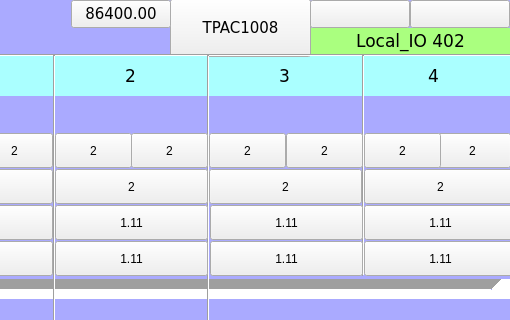
Before: the Qt Designer form TPAC1008_02/Local_IO_HMI/page402.ui in MECTsrl/mect_apps, drawn with Qt 5; both pictures show x 290 to 800 and y 0 to 320 of the 800 by 480 pixel window.
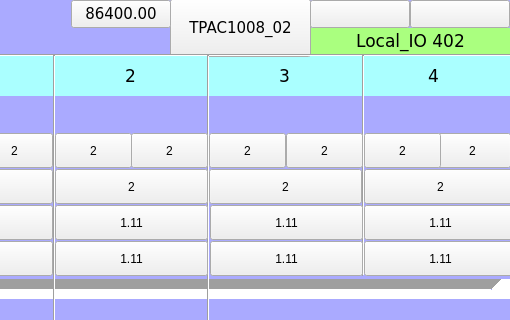
After: the same form once the commit is applied. Custom widgets are drawn as their Qt base class.

Diff of the .ui file:
```diff
--- a/TPAC1008_02/Local_IO_HMI/page402.ui
+++ b/TPAC1008_02/Local_IO_HMI/page402.ui
@@ -244,7 +244,7 @@
     </color>
    </property>
    <property name="text">
-    <string>TPAC1008</string>
+    <string>TPAC1008_02</string>
    </property>
    <property name="pressText">
     <string>TPAC1008</string>
```
Left out of the diff: 2 changed lines with no effect on the pictures.
